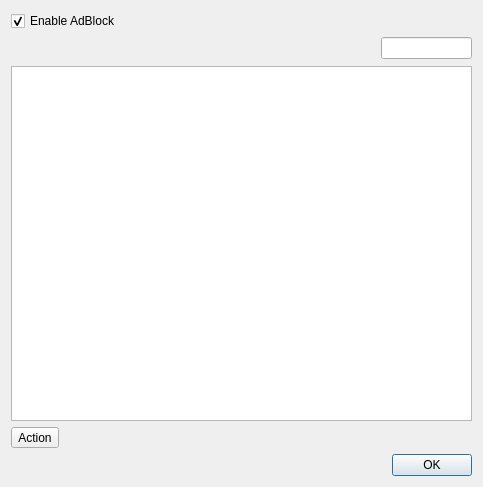
First picture: the form in src/adblock/adblockdialog.ui, repository IT-Space-2026/arktos, before the edit.
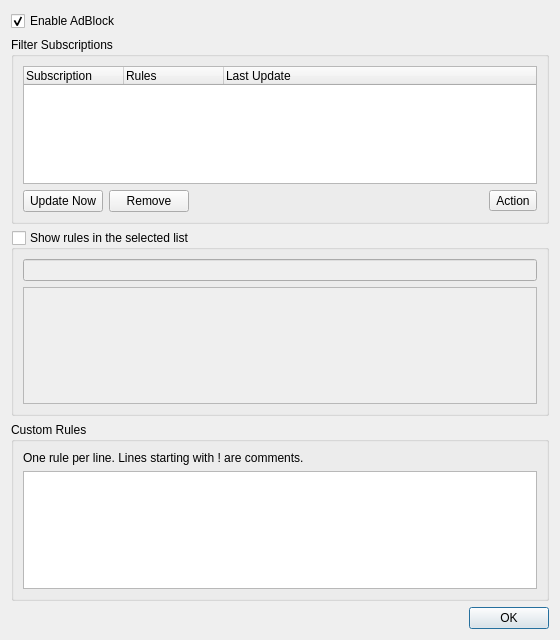
Second picture: the form after the edit. Custom widgets are drawn as their Qt base class.

Commit message: ADB04: redesign the adblock dialog around subscriptions + text-edited custom rules

```diff
--- a/src/adblock/adblockdialog.ui
+++ b/src/adblock/adblockdialog.ui
@@ -6,15 +6,15 @@
    <rect>
     <x>0</x>
     <y>0</y>
-    <width>483</width>
-    <height>487</height>
+    <width>560</width>
+    <height>640</height>
    </rect>
   </property>
   <property name="windowTitle">
    <string>AdBlock Configuration</string>
   </property>
-  <layout class="QGridLayout" name="gridLayout_2">
-   <item row="0" column="0">
+  <layout class="QVBoxLayout" name="verticalLayout">
+   <item>
     <widget class="QCheckBox" name="adblockCheckBox">
      <property name="text">
       <string>Enable AdBlock</string>
@@ -24,75 +24,170 @@
      </property>
     </widget>
    </item>
-   <item row="2" column="0">
-    <widget class="QDialogButtonBox" name="buttonBox">
-     <property name="orientation">
-      <enum>Qt::Horizontal</enum>
-     </property>
-     <property name="standardButtons">
-      <set>QDialogButtonBox::Ok</set>
-     </property>
-    </widget>
-   </item>
-   <item row="1" column="0">
+   <item>
     <widget class="QWidget" name="adblockWidget" native="true">
      <property name="enabled">
       <bool>true</bool>
      </property>
-     <layout class="QGridLayout" name="gridLayout">
+     <layout class="QVBoxLayout" name="adblockLayout">
       <property name="margin">
        <number>0</number>
       </property>
-      <item row="0" column="0" colspan="3">
-       <spacer name="horizontalSpacer">
-        <property name="orientation">
-         <enum>Qt::Horizontal</enum>
+      <item>
+       <widget class="QGroupBox" name="subscriptionsGroup">
+        <property name="title">
+         <string>Filter Subscriptions</string>
         </property>
-        <property name="sizeHint" stdset="0">
-         <size>
-          <width>398</width>
-          <height>23</height>
-         </size>
-        </property>
-       </spacer>
-      </item>
-      <item row="0" column="3">
-       <widget class="SearchLineEdit" name="search">
-        <property name="accessibleName">
-         <string>Search ad blocking rules</string>
-        </property>
+        <layout class="QVBoxLayout" name="subscriptionsLayout">
+         <item>
+          <widget class="QTreeWidget" name="subscriptionsTree">
+           <property name="accessibleName">
+            <string>Filter list subscriptions</string>
+           </property>
+           <property name="alternatingRowColors">
+            <bool>true</bool>
+           </property>
+           <property name="rootIsDecorated">
+            <bool>false</bool>
+           </property>
+           <property name="uniformRowHeights">
+            <bool>true</bool>
+           </property>
+           <property name="selectionMode">
+            <enum>QAbstractItemView::SingleSelection</enum>
+           </property>
+           <property name="sizePolicy">
+            <sizepolicy hsizetype="Expanding" vsizetype="Preferred">
+             <horstretch>0</horstretch>
+             <verstretch>0</verstretch>
+            </sizepolicy>
+           </property>
+           <column>
+            <property name="text">
+             <string>Subscription</string>
+            </property>
+           </column>
+           <column>
+            <property name="text">
+             <string>Rules</string>
+            </property>
+           </column>
+           <column>
+            <property name="text">
+             <string>Last Update</string>
+            </property>
+           </column>
+          </widget>
+         </item>
+         <item>
+          <layout class="QHBoxLayout" name="subscriptionButtonsLayout">
+           <item>
+            <widget class="QPushButton" name="updateSubscriptionButton">
+             <property name="text">
+              <string>Update Now</string>
+             </property>
+            </widget>
+           </item>
+           <item>
+            <widget class="QPushButton" name="removeSubscriptionButton">
+             <property name="text">
+              <string>Remove</string>
+             </property>
+            </widget>
+           </item>
+           <item>
+            <spacer name="subscriptionButtonsSpacer">
+             <property name="orientation">
+              <enum>Qt::Horizontal</enum>
+             </property>
+             <property name="sizeHint" stdset="0">
+              <size>
+               <width>40</width>
+               <height>20</height>
+              </size>
+             </property>
+            </spacer>
+           </item>
+           <item>
+            <widget class="QToolButton" name="actionToolButton">
+             <property name="text">
+              <string>Action</string>
+             </property>
+            </widget>
+           </item>
+          </layout>
+         </item>
+        </layout>
        </widget>
       </item>
-      <item row="1" column="0" colspan="4">
-       <widget class="EditTreeView" name="treeView">
-        <property name="accessibleName">
-         <string>Ad blocking rules</string>
+      <item>
+       <widget class="QGroupBox" name="rulesGroup">
+        <property name="title">
+         <string>Show rules in the selected list</string>
         </property>
-       </widget>
-      </item>
-      <item row="2" column="0">
-       <widget class="QToolButton" name="actionToolButton">
-        <property name="text">
-         <string>Action</string>
+        <property name="checkable">
+         <bool>true</bool>
         </property>
+        <property name="checked">
+         <bool>false</bool>
+        </property>
+        <layout class="QVBoxLayout" name="rulesLayout">
+         <item>
+          <widget class="SearchLineEdit" name="search">
+           <property name="accessibleName">
+            <string>Filter displayed rules</string>
+           </property>
+          </widget>
+         </item>
+         <item>
+          <widget class="QPlainTextEdit" name="rulesView">
+           <property name="accessibleName">
+            <string>Rules in the selected subscription</string>
+           </property>
+           <property name="readOnly">
+            <bool>true</bool>
+           </property>
+          </widget>
+         </item>
+        </layout>
        </widget>
       </item>
-      <item row="2" column="1" colspan="3">
-       <spacer name="horizontalSpacer_2">
-        <property name="orientation">
-         <enum>Qt::Horizontal</enum>
+      <item>
+       <widget class="QGroupBox" name="customRulesGroup">
+        <property name="title">
+         <string>Custom Rules</string>
         </property>
-        <property name="sizeHint" stdset="0">
-         <size>
-          <width>40</width>
-          <height>20</height>
-         </size>
-        </property>
-       </spacer>
+        <layout class="QVBoxLayout" name="customRulesLayout">
+         <item>
+          <widget class="QLabel" name="customRulesHint">
+           <property name="text">
+            <string>One rule per line. Lines starting with ! are comments.</string>
+           </property>
+          </widget>
+         </item>
+         <item>
+          <widget class="QPlainTextEdit" name="customRulesEdit">
+           <property name="accessibleName">
+            <string>Custom ad blocking rules</string>
+           </property>
+          </widget>
+         </item>
+        </layout>
+       </widget>
       </item>
      </layout>
     </widget>
    </item>
+   <item>
+    <widget class="QDialogButtonBox" name="buttonBox">
+     <property name="orientation">
+      <enum>Qt::Horizontal</enum>
+     </property>
+     <property name="standardButtons">
+      <set>QDialogButtonBox::Ok</set>
+     </property>
+    </widget>
+   </item>
   </layout>
  </widget>
  <customwidgets>
@@ -101,11 +196,6 @@
    <extends>QLineEdit</extends>
    <header>searchlineedit.h</header>
   </customwidget>
-  <customwidget>
-   <class>EditTreeView</class>
-   <extends>QTreeView</extends>
-   <header>edittreeview.h</header>
-  </customwidget>
  </customwidgets>
  <resources/>
  <connections>
```
The commit also changes 13 other files.
